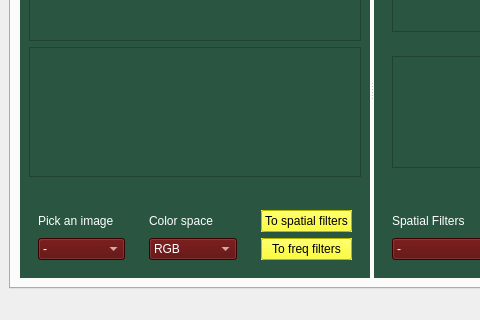
First picture: the form in Gui.ui, repository Ahmedwael-afk/Histogram, before the edit; both pictures show x 0 to 480 and y 161 to 481 of the 799 by 481 pixel window.
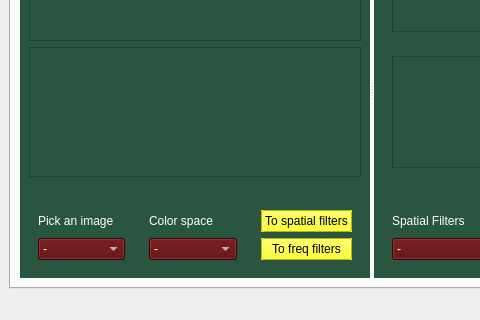
Second picture: the form after the edit. Icons and pictures are not drawn. Custom widgets are drawn as their Qt base class.

```diff
--- a/Gui.ui
+++ b/Gui.ui
@@ -1405,6 +1405,11 @@
                       </disabled>
                      </palette>
                     </property>
+                    <item>
+                     <property name="text">
+                      <string>-</string>
+                     </property>
+                    </item>
                     <item>
                      <property name="text">
                       <string>RGB</string>
```
